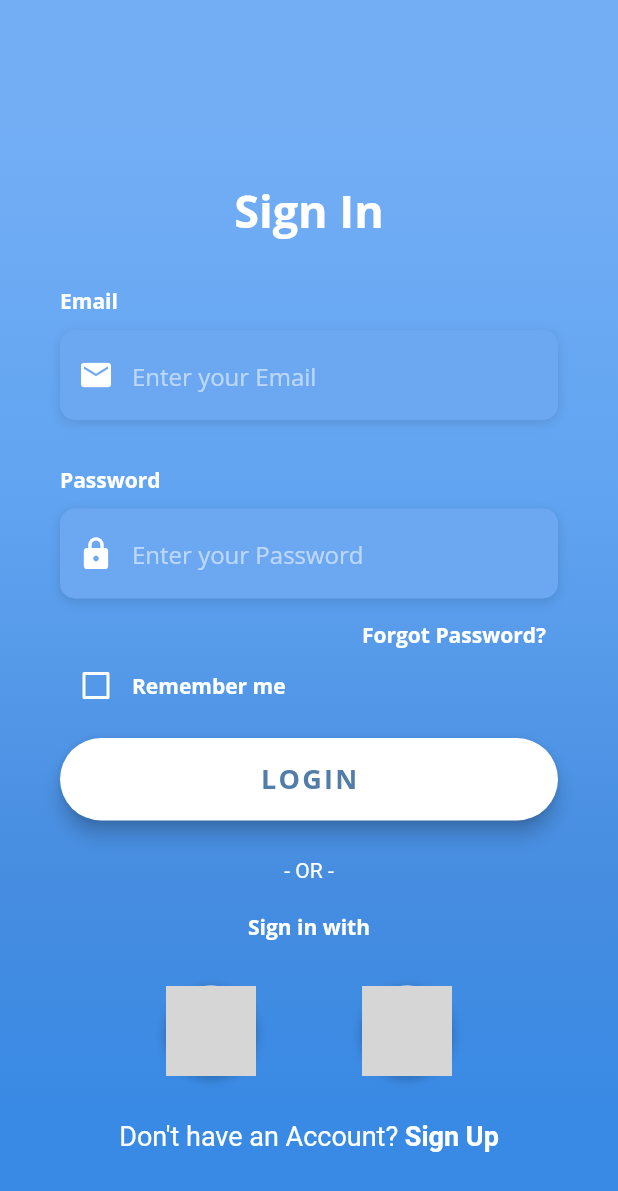
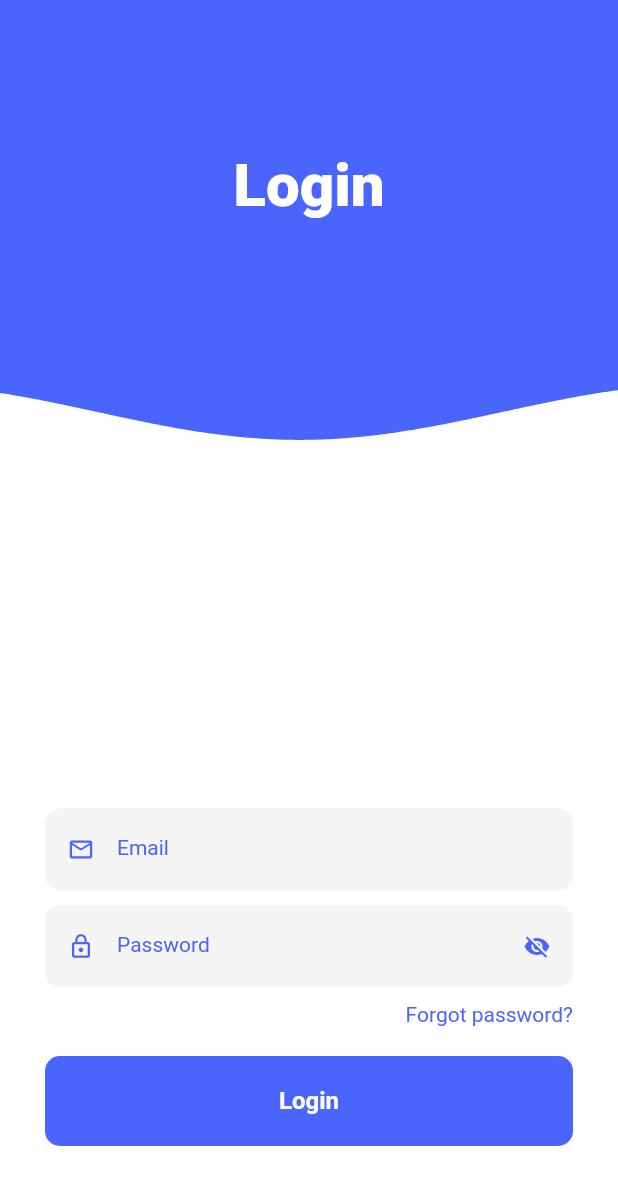
Before and after one commit to jxnhoongz/Flutter_HR_APP, a Flutter app: the screen it shows after launch, on a phone screen of 412 x 824 dp. Shown: the top 1191 px of the screen. Run offline on Flutter 3.47's test engine with Material 2 defaults, Android fonts, the light colour scheme and no system bars; our stand-ins replace fluttertoast, shared_preferences; grey boxes are pictures that could not be loaded.

Commit message:
added login screen with animation

```diff
--- a/lib/Screens/dashboard.dart
+++ b/lib/Screens/dashboard.dart
@@ -17,7 +17,7 @@ class _dashboardState extends State<dashboard> {
   Widget build(BuildContext context) {
     return Scaffold(
       appBar: AppBar(title: Text('Dashboard')),
-      backgroundColor: appBackgroundColor,
+      backgroundColor: purpleHaze,
       drawer: Drawer(
         child: ListView(
           padding: EdgeInsets.zero,
--- a/lib/Screens/loginScreen.dart
+++ b/lib/Screens/loginScreen.dart
@@ -1,328 +1,156 @@
 import 'package:flutter/material.dart';
 import 'package:flutter/services.dart';
+import 'package:fluttertoast/fluttertoast.dart';
 import 'package:hr_app/Screens/dashboard.dart';
 import 'package:hr_app/Utilities/appTheme.dart';
-// import 'package:http/http.dart' as http;
-// import 'package:shared_preferences/shared_preferences.dart';
+import 'dart:convert';
+import 'package:hr_app/Utilities/API.dart';
+import 'package:hr_app/common_widgets/textFieldWidget.dart';
+import 'package:hr_app/common_widgets/buttonWidget.dart';
+import 'package:hr_app/common_widgets/waveWidget.dart';
+import 'package:hr_app/ViewModels/loginModel.dart';
+import 'package:provider/provider.dart';
+
+import 'package:http/http.dart' as http;
+import 'package:shared_preferences/shared_preferences.dart';
 
 class LoginScreen extends StatefulWidget {
-  const LoginScreen({ Key? key }) : super(key: key);
-
-
+  const LoginScreen({Key? key}) : super(key: key);
 
   @override
   _LoginScreenState createState() => _LoginScreenState();
 }
 
 class _LoginScreenState extends State<LoginScreen> {
+  TextEditingController _emailController = new TextEditingController();
+  TextEditingController _passwordController = new TextEditingController();
 
-  bool _rememberMe = false;
+  login(email, password) async {
+    Map data = {
+      'empemail': '${_emailController.text}',
+      'password': '${_passwordController.text}',
+    };
 
-  Widget _buildEmailTF() {
-    return Column(
-      crossAxisAlignment: CrossAxisAlignment.start,
+    var body = jsonEncode(data);
+
+    print(data.toString());
+
+    final response = await http.post(Uri.parse(LOGIN), body: body);
+
+    if (response.statusCode == 202) {
+      Map<String, dynamic> responseBody = jsonDecode(response.body);
+
+      Navigator.of(context).pushAndRemoveUntil(
+          MaterialPageRoute(builder: (BuildContext context) => dashboard()),
+          (Route<dynamic> route) => false);
+
+      //Fluttertoast.showToast(msg: responseBody.toString(), fontSize: 18);
+    } else {
+      Map<String, dynamic> responseBody = jsonDecode(response.body);
+
+      Fluttertoast.showToast(msg: responseBody.toString(), fontSize: 18);
+    }
+  }
+
+  @override
+  Widget build(BuildContext context) {
+    final size = MediaQuery.of(context).size;
+    final bool keyboardOpen = MediaQuery.of(context).viewInsets.bottom > 0;
+    final model = Provider.of<LoginModel>(context);
+    return Scaffold(
+      backgroundColor: white,
+      body: Stack(
+        children: <Widget>[
+          Container(
+            height: size.height - 200,
+            color: mediumBlue,
+          ),
+          AnimatedPositioned(
+            duration: Duration(milliseconds: 500),
+            curve: Curves.easeOutQuad,
+            top: keyboardOpen ? -size.height / 3.7 : 0.0,
+            child: WaveWidget(
+              size: size,
+              yOffset: size.height / 3.0,
+              color: white,
+            ),
+          ),
+          Padding(
+            padding: const EdgeInsets.only(top: 100.0),
+            child: Row(
+              mainAxisAlignment: MainAxisAlignment.center,
               children: <Widget>[
                 Text(
-          'Email',
-          style: kLabelStyle,
-        ),
-        SizedBox(height: 10.0),
-        Container(
-          alignment: Alignment.centerLeft,
-          decoration: kBoxDecorationStyle,
-          height: 60.0,
-          child: TextField(
-            keyboardType: TextInputType.emailAddress,
+                  'Login',
                   style: TextStyle(
-              color: Colors.white,
-              fontFamily: 'OpenSans',
-            ),
-            decoration: InputDecoration(
-              border: InputBorder.none,
-              contentPadding: EdgeInsets.only(top: 14.0),
-              prefixIcon: Icon(
-                Icons.email,
-                color: Colors.white,
-              ),
-              hintText: 'Enter your Email',
-              hintStyle: kHintTextStyle,
-            ),
+                    color: white,
+                    fontSize: 40.0,
+                    fontWeight: FontWeight.w900,
                   ),
                 ),
               ],
-    );
-  }
-
-  // login(String Email,passwod) async{
-
-  // }
-
-   Widget _buildPasswordTF() {
-    return Column(
-      crossAxisAlignment: CrossAxisAlignment.start,
+            ),
+          ),
+          Padding(
+            padding: const EdgeInsets.all(30.0),
+            child: Column(
+              mainAxisAlignment: MainAxisAlignment.end,
               children: <Widget>[
+                TextFieldWidget(
+                  controller: _emailController,
+                  hintText: 'Email',
+                  obscureText: false,
+                  prefixIconData: Icons.mail_outline,
+                  suffixIconData: model.isValid ? Icons.check : null,
+                  onChanged: (value) {
+                    model.isValidEmail(value);
+                  },
+                ),
+                SizedBox(
+                  height: 10.0,
+                ),
+                Column(
+                  crossAxisAlignment: CrossAxisAlignment.end,
+                  children: <Widget>[
+                    TextFieldWidget(
+                      hintText: 'Password',
+                      controller: _passwordController,
+                      onChanged: (value) => print('onchanged'),
+                      obscureText: model.isVisible ? false : true,
+                      prefixIconData: Icons.lock_outline,
+                      suffixIconData: model.isVisible
+                          ? Icons.visibility
+                          : Icons.visibility_off,
+                    ),
+                    SizedBox(
+                      height: 10.0,
+                    ),
                     Text(
-          'Password',
-          style: kLabelStyle,
-        ),
-        SizedBox(height: 10.0),
-        Container(
-          alignment: Alignment.centerLeft,
-          decoration: kBoxDecorationStyle,
-          height: 60.0,
-          child: TextField(
-            obscureText: true,
+                      'Forgot password?',
                       style: TextStyle(
-              color: Colors.white,
-              fontFamily: 'OpenSans',
-            ),
-            decoration: InputDecoration(
-              border: InputBorder.none,
-              contentPadding: EdgeInsets.only(top: 14.0),
-              prefixIcon: Icon(
-                Icons.lock,
-                color: Colors.white,
-              ),
-              hintText: 'Enter your Password',
-              hintStyle: kHintTextStyle,
-            ),
+                        color: mediumBlue,
                       ),
                     ),
                   ],
-    );
-  }
-
-  Widget _buildForgotPasswordBtn() {
-    return Container(
-      alignment: Alignment.centerRight,
-      child: TextButton(
-        onPressed: () => print('Forgot Password Button Pressed'),
-        //padding: EdgeInsets.only(right: 0.0),
-        child: Text(
-          'Forgot Password?',
-          style: kLabelStyle,
                 ),
+                SizedBox(
+                  height: 20.0,
                 ),
-    );
-  }
-
-  Widget _buildRememberMeCheckbox() {
-    return Container(
-      height: 20.0,
-      child: Row(
-        children: <Widget>[
-          Theme(
-            data: ThemeData(unselectedWidgetColor: Colors.white),
-            child: Checkbox(
-              value: _rememberMe,
-              checkColor: Colors.green,
-              activeColor: Colors.white,
-              onChanged: (value) {
-                setState(() {
-                  _rememberMe = value!;
-                });
+                ButtonWidget(
+                  title: 'Login',
+                  hasBorder: false,
+                  onTap: () {
+                    login(_emailController.text, _passwordController.text);
                   },
                 ),
-          ),
-          Text(
-            'Remember me',
-            style: kLabelStyle,
+                SizedBox(
+                  height: 30.0,
                 ),
               ],
-      ),
-    );
-  }
-
-
-  Widget _buildLoginBtn() {
-    return Container(
-      padding: EdgeInsets.symmetric(vertical: 25.0),
-      width: double.infinity,
-      child: RaisedButton(
-        elevation: 5.0,
-        onPressed: (){
-          Navigator.of(context).pushAndRemoveUntil(MaterialPageRoute(builder: (BuildContext context)=>dashboard()), (Route <dynamic> route) => false);
-        },
-        padding: EdgeInsets.all(15.0),
-        shape: RoundedRectangleBorder(
-          borderRadius: BorderRadius.circular(30.0),
-        ),
-        color: Colors.white,
-        child: Text(
-          'LOGIN',
-          style: TextStyle(
-            color: Color(0xFF527DAA),
-            letterSpacing: 1.5,
-            fontSize: 18.0,
-            fontWeight: FontWeight.bold,
-            fontFamily: 'OpenSans',
-          ),
-        ),
-      ),
-    );
-  }
-
-  Widget _buildSignInWithText() {
-    return Column(
-      children: <Widget>[
-        Text(
-          '- OR -',
-          style: TextStyle(
-            color: Colors.white,
-            fontWeight: FontWeight.w400,
-          ),
-        ),
-        SizedBox(height: 20.0),
-        Text(
-          'Sign in with',
-          style: kLabelStyle,
-        ),
-      ],
-    );
-  }
-
-  Widget _buildSocialBtn(Function onTap, AssetImage logo) {
-    return GestureDetector(
-      onTap: onTap(),
-      child: Container(
-        height: 60.0,
-        width: 60.0,
-        decoration: BoxDecoration(
-          shape: BoxShape.circle,
-          color: Colors.white,
-          boxShadow: [
-            BoxShadow(
-              color: Colors.black26,
-              offset: Offset(0, 2),
-              blurRadius: 6.0,
-            ),
-          ],
-          image: DecorationImage(
-            image: logo,
-          ),
-        ),
-      ),
-    );
-  }
-
-  Widget _buildSocialBtnRow() {
-    return Padding(
-      padding: EdgeInsets.symmetric(vertical: 30.0),
-      child: Row(
-        mainAxisAlignment: MainAxisAlignment.spaceEvenly,
-        children: <Widget>[
-          _buildSocialBtn(
-            () => print('Login with Facebook'),
-            AssetImage(
-              'assets/icons/facebook.jpg',
-            ),
-          ),
-          _buildSocialBtn(
-            () => print('Login with Google'),
-            AssetImage(
-              'assets/icons/google.jpg',
             ),
           ),
         ],
       ),
     );
   }
-
-  Widget _buildSignupBtn() {
-    return GestureDetector(
-      onTap: () => print('Sign Up Button Pressed'),
-      child: RichText(
-        text: TextSpan(
-          children: [
-            TextSpan(
-              text: 'Don\'t have an Account? ',
-              style: TextStyle(
-                color: Colors.white,
-                fontSize: 18.0,
-                fontWeight: FontWeight.w400,
-              ),
-            ),
-            TextSpan(
-              text: 'Sign Up',
-              style: TextStyle(
-                color: Colors.white,
-                fontSize: 18.0,
-                fontWeight: FontWeight.bold,
-              ),
-            ),
-          ],
-        ),
-      ),
-    );
 }
-
-
-  @override
-  Widget build(BuildContext context) {
-    return Scaffold(
-      body: AnnotatedRegion<SystemUiOverlayStyle>(
-        value: SystemUiOverlayStyle.light,
-        child: GestureDetector(
-          onTap: () => FocusScope.of(context).unfocus(),
-          child: Stack(
-            children: <Widget>[
-              Container(
-                height: double.infinity,
-                width: double.infinity,
-                decoration: BoxDecoration(
-                  gradient: LinearGradient(
-                    begin: Alignment.topCenter,
-                    end: Alignment.bottomCenter,
-                    colors: [
-                      Color(0xFF73AEF5),
-                      Color(0xFF61A4F1),
-                      Color(0xFF478DE0),
-                      Color(0xFF398AE5),
-                    ],
-                    stops: [0.1, 0.4, 0.7, 0.9],
-                  ),
-                ),
-              ),
-              Container(
-                height: double.infinity,
-                child: SingleChildScrollView(
-                  physics: AlwaysScrollableScrollPhysics(),
-                  padding: EdgeInsets.symmetric(
-                    horizontal: 40.0,
-                    vertical: 120.0,
-                  ),
-                  child: Column(
-                    mainAxisAlignment: MainAxisAlignment.center,
-                    children: <Widget>[
-                      Text(
-                        'Sign In',
-                        style: TextStyle(
-                          color: Colors.white,
-                          fontFamily: 'OpenSans',
-                          fontSize: 30.0,
-                          fontWeight: FontWeight.bold,
-                        ),
-                      ),
-                      SizedBox(height: 30.0),
-                      _buildEmailTF(),
-                      SizedBox(
-                        height: 30.0,
-                      ),
-                      _buildPasswordTF(),
-                      _buildForgotPasswordBtn(),
-                      _buildRememberMeCheckbox(),
-                      _buildLoginBtn(),
-                      _buildSignInWithText(),
-                      _buildSocialBtnRow(),
-                      _buildSignupBtn(),
-                    ],
-                  ),
-                ),
-              )
-            ],
-          ),
-        ),
-      ),
-    );
-  }
-}
--- /dev/null
+++ b/lib/Utilities/API.dart
@@ -0,0 +1,2 @@
+const String ROOT = "https://portal.daun-penh.com";
+const String LOGIN = "$ROOT/api/login.php";
--- a/lib/Utilities/appTheme.dart
+++ b/lib/Utilities/appTheme.dart
@@ -2,6 +2,9 @@ import 'package:flutter/material.dart';
 
 final appBarcolor = Color(0xff0029FF);
 final appBackgroundColor = Color(0xFF6CA8F1).withAlpha(255);
+final purpleHaze = Color(0xFF9086FF);
+final Color white = const Color(0xffffffff);
+final Color mediumBlue = const Color(0xff4A64FE);
 
 final Ktextstyle = TextStyle(
     color: Colors.white,
@@ -9,7 +12,7 @@ final Ktextstyle = TextStyle(
     fontWeight: FontWeight.bold,
     fontFamily: 'Poppins');
 
- final Cardtextstyle = TextStyle(
+final Cardtextstyle = TextStyle(
     color: Colors.black,
     fontSize: 14,
     fontWeight: FontWeight.normal,
@@ -26,6 +29,17 @@ final kLabelStyle = TextStyle(
   fontFamily: 'OpenSans',
 );
 
+final loginBtnStyle = ButtonStyle(
+    elevation: MaterialStateProperty.all<double>(5.0),
+    backgroundColor: MaterialStateProperty.all<Color>(Colors.white),
+    padding:
+        MaterialStateProperty.all<EdgeInsetsGeometry>(EdgeInsets.all(15.0)),
+    shape: MaterialStateProperty.all<OutlinedBorder>(
+      RoundedRectangleBorder(
+        borderRadius: BorderRadius.circular(30.0),
+      ),
+    ));
+
 final kBoxDecorationStyle = BoxDecoration(
   color: Color(0xFF6CA8F1),
   borderRadius: BorderRadius.circular(10.0),
@@ -38,8 +52,6 @@ final kBoxDecorationStyle = BoxDecoration(
   ],
 );
 
-
-
 final String performanceImgPath = 'assets/icons/Workspace.png';
 final String timeSheetImgPath = 'assets/icons/Datasheet.png';
 final String recruitmentImgPath = 'assets/icons/Recruiting.png';
@@ -49,6 +61,8 @@ final String salaryImgPath = 'assets/icons/Stackofmoney.png';
 final String leaveImgPath = 'assets/icons/Leave.png';
 final String travelImgPath = 'assets/icons/Traveler.png';
 
+final String lockPath = 'assets/icons/lock.png';
+
 final String performanceTitle = 'Performance';
 final String timeSheetTitle = 'Time Sheet';
 final String recruitmentTitle = 'Recruitment';
--- /dev/null
+++ b/lib/ViewModels/loginModel.dart
@@ -0,0 +1,34 @@
+import 'package:flutter/material.dart';
+import 'package:flutter/widgets.dart';
+import 'package:hr_app/Utilities/API.dart';
+
+import 'package:http/http.dart' as http;
+import 'dart:convert';
+
+class LoginModel extends ChangeNotifier {
+  get isVisible => _isVisible;
+  bool _isVisible = false;
+  set isVisible(value) {
+    _isVisible = value;
+    notifyListeners();
+  }
+
+  get isValid => _isValid;
+  bool _isValid = false;
+  void isValidEmail(String input) async {
+    Map data = {
+      'empemail': input,
+      'password': '123',
+    };
+    var body = jsonEncode(data);
+    final response = await http.post(Uri.parse(LOGIN), body: body);
+
+    //if response is 203 -> wrong password which means email is correct
+    if (response.statusCode == 203 || response.statusCode == 202) {
+      _isValid = true;
+    } else {
+      _isValid = false;
+    }
+    notifyListeners();
+  }
+}
--- /dev/null
+++ b/lib/common_widgets/buttonWidget.dart
@@ -0,0 +1,49 @@
+import 'package:flutter/material.dart';
+import 'package:hr_app/Utilities/appTheme.dart';
+
+class ButtonWidget extends StatelessWidget {
+  final String title;
+  final bool hasBorder;
+  final GestureTapCallback onTap;
+
+  ButtonWidget({
+    required this.title,
+    required this.hasBorder,
+    required this.onTap,
+  });
+
+  @override
+  Widget build(BuildContext context) {
+    return Material(
+      child: Ink(
+        decoration: BoxDecoration(
+          color: hasBorder ? white : mediumBlue,
+          borderRadius: BorderRadius.circular(10),
+          border: hasBorder
+              ? Border.all(
+                  color: mediumBlue,
+                  width: 1.0,
+                )
+              : Border.fromBorderSide(BorderSide.none),
+        ),
+        child: InkWell(
+          onTap: onTap,
+          borderRadius: BorderRadius.circular(10),
+          child: Container(
+            height: 60.0,
+            child: Center(
+              child: Text(
+                title,
+                style: TextStyle(
+                  color: hasBorder ? mediumBlue : white,
+                  fontWeight: FontWeight.w600,
+                  fontSize: 16.0,
+                ),
+              ),
+            ),
+          ),
+        ),
+      ),
+    );
+  }
+}
--- a/lib/common_widgets/cardView.dart
+++ b/lib/common_widgets/cardView.dart
@@ -2,13 +2,13 @@ import 'package:flutter/material.dart';
 import 'package:hr_app/Utilities/appTheme.dart';
 
 class cardView extends StatelessWidget {
-
   cardView({
     required this.iconPath,
     required this.boarderRadius,
     required this.title,
     required this.width,
     required this.height,
+    //required this.onPressed,
   });
 
   final String iconPath;
--- /dev/null
+++ b/lib/common_widgets/clipperWidget.dart
@@ -0,0 +1,19 @@
+import 'package:flutter/material.dart';
+
+class ClipperWidget extends CustomClipper<Path> {
+  final List<Offset> waveList;
+  ClipperWidget({required this.waveList});
+
+  @override
+  getClip(Size size) {
+    final Path path = Path();
+    path.addPolygon(waveList, false);
+    path.lineTo(size.width, size.height);
+    path.lineTo(0.0, size.height);
+    path.close();
+    return path;
+  }
+
+  @override
+  bool shouldReclip(CustomClipper oldClipper) => true;
+}
--- /dev/null
+++ b/lib/common_widgets/textFieldWidget.dart
@@ -0,0 +1,69 @@
+import 'package:flutter/material.dart';
+import 'package:provider/provider.dart';
+import 'package:hr_app/Utilities/appTheme.dart';
+import 'package:hr_app/ViewModels/loginModel.dart';
+
+class TextFieldWidget extends StatelessWidget {
+  //? makes them optional (can be null)
+  final String? hintText;
+  final IconData? prefixIconData;
+  final IconData? suffixIconData;
+  final bool obscureText;
+  final TextEditingController controller;
+  final Function(String value) onChanged;
+
+  TextFieldWidget({
+    this.hintText,
+    this.prefixIconData,
+    this.suffixIconData,
+    required this.obscureText,
+    required this.controller,
+    required this.onChanged,
+  });
+
+  @override
+  Widget build(BuildContext context) {
+    final model = Provider.of<LoginModel>(context);
+    var textField2 = TextField(
+      onChanged: onChanged,
+      controller: controller,
+      obscureText: obscureText,
+      cursorColor: mediumBlue,
+      style: TextStyle(
+        color: mediumBlue,
+        fontSize: 14.0,
+      ),
+      decoration: InputDecoration(
+        labelStyle: TextStyle(color: mediumBlue),
+        focusColor: mediumBlue,
+        filled: true,
+        enabledBorder: UnderlineInputBorder(
+          borderRadius: BorderRadius.circular(10),
+          borderSide: BorderSide.none,
+        ),
+        focusedBorder: OutlineInputBorder(
+          borderRadius: BorderRadius.circular(10),
+          borderSide: BorderSide(color: mediumBlue),
+        ),
+        labelText: hintText,
+        prefixIcon: Icon(
+          prefixIconData,
+          size: 18,
+          color: mediumBlue,
+        ),
+        suffixIcon: GestureDetector(
+          onTap: () {
+            model.isVisible = !model.isVisible;
+          },
+          child: Icon(
+            suffixIconData,
+            size: 18,
+            color: mediumBlue,
+          ),
+        ),
+      ),
+    );
+    var textField = textField2;
+    return textField;
+  }
+}
--- /dev/null
+++ b/lib/common_widgets/waveWidget.dart
@@ -0,0 +1,77 @@
+import 'package:flutter/material.dart';
+import 'dart:math' as Math;
+import 'package:hr_app/common_widgets/clipperWidget.dart';
+
+class WaveWidget extends StatefulWidget {
+  final Size size;
+  final double yOffset;
+  final Color color;
+
+  WaveWidget({
+    required this.size,
+    required this.yOffset,
+    required this.color,
+  });
+
+  @override
+  _WaveWidgetState createState() => _WaveWidgetState();
+}
+
+class _WaveWidgetState extends State<WaveWidget> with TickerProviderStateMixin {
+  late AnimationController animationController;
+  List<Offset> wavePoints = [];
+
+  @override
+  void initState() {
+    super.initState();
+
+    animationController =
+        AnimationController(vsync: this, duration: Duration(milliseconds: 5000))
+          ..addListener(() {
+            wavePoints.clear();
+
+            final double waveSpeed = animationController.value * 1080;
+            final double fullSphere = animationController.value * Math.pi * 2;
+            final double normalizer = Math.cos(fullSphere);
+            final double waveWidth = Math.pi / 270;
+            final double waveHeight = 20.0;
+
+            for (int i = 0; i <= widget.size.width.toInt(); ++i) {
+              double calc = Math.sin((waveSpeed - i) * waveWidth);
+              wavePoints.add(
+                Offset(
+                  i.toDouble(), //X
+                  calc * waveHeight * normalizer + widget.yOffset, //Y
+                ),
+              );
+            }
+          });
+
+    animationController.repeat();
+  }
+
+  @override
+  void dispose() {
+    animationController.dispose();
+    super.dispose();
+  }
+
+  @override
+  Widget build(BuildContext context) {
+    return AnimatedBuilder(
+      animation: animationController,
+      builder: (context, _) {
+        return ClipPath(
+          clipper: ClipperWidget(
+            waveList: wavePoints,
+          ),
+          child: Container(
+            width: widget.size.width,
+            height: widget.size.height,
+            color: widget.color,
+          ),
+        );
+      },
+    );
+  }
+}
--- a/lib/main.dart
+++ b/lib/main.dart
@@ -1,7 +1,8 @@
 import 'package:flutter/material.dart';
+import 'package:hr_app/ViewModels/loginModel.dart';
 
-import 'Screens/dashboard.dart';
 import 'Screens/loginScreen.dart';
+import 'package:provider/provider.dart';
 
 void main() {
   runApp(const MyApp());
@@ -12,9 +13,12 @@ class MyApp extends StatelessWidget {
 
   @override
   Widget build(BuildContext context) {
-    return MaterialApp(
-      title: "HR_APP",
-      home: LoginScreen(),
+    return ChangeNotifierProvider(
+      create: (context) => LoginModel(),
+      child: MaterialApp(
+        debugShowCheckedModeBanner: false,
+        home: LoginScreen(),
+      ),
     );
   }
 }
```
Also changed, not shown: pubspec.yaml (+6 -2 lines), assets/icons/facebook.jpg (added), assets/icons/google.jpg (added), assets/icons/lock.png (added), assets/icons/mail.png (added), pubspec.lock. Lines whose indentation alone changed are shown as unchanged.
